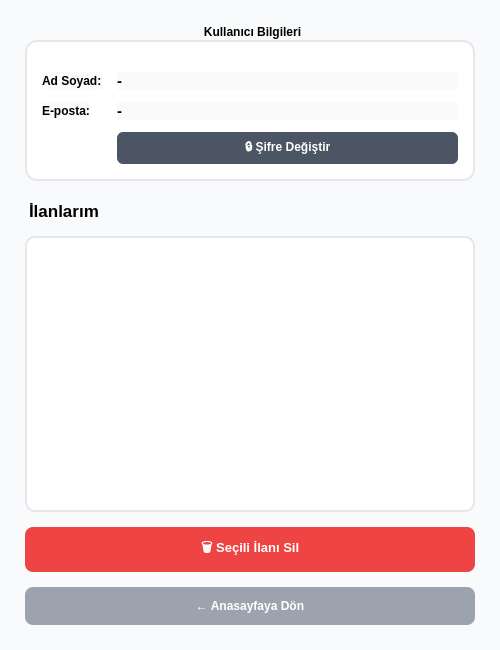
First picture: the form in profil.ui, repository Online-Alim-Satim-Platformu/Online-Alim-Satim-Platformu, before the edit.
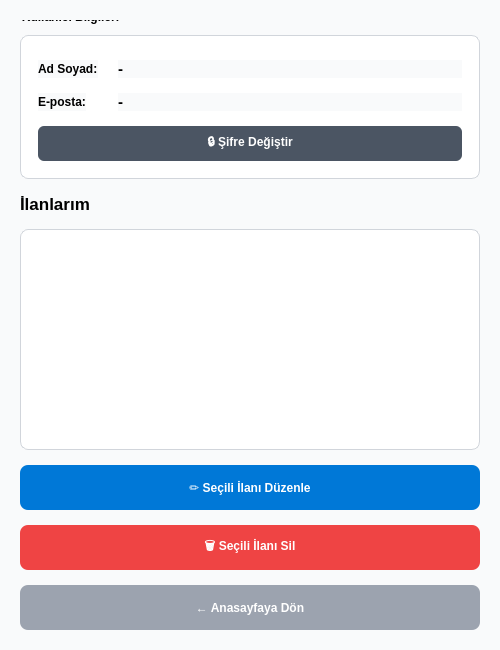
Second picture: the form after the edit.

Patch:
```diff
--- a/profil.ui
+++ b/profil.ui
@@ -16,242 +16,130 @@
   <property name="styleSheet">
    <string notr="true">background-color: #f9fafb;</string>
   </property>
-  <layout class="QVBoxLayout" name="mainLayout">
-   <property name="spacing">
-    <number>15</number>
-   </property>
-   <property name="leftMargin">
-    <number>25</number>
-   </property>
-   <property name="topMargin">
-    <number>25</number>
-   </property>
-   <property name="rightMargin">
-    <number>25</number>
-   </property>
-   <property name="bottomMargin">
-    <number>25</number>
-   </property>
+  <layout class="QVBoxLayout" name="verticalLayout">
+   <property name="spacing"><number>15</number></property>
+   <property name="leftMargin"><number>20</number></property>
+   <property name="topMargin"><number>20</number></property>
+   <property name="rightMargin"><number>20</number></property>
+   <property name="bottomMargin"><number>20</number></property>
    <item>
-    <widget class="QGroupBox" name="groupKullanici">
-     <property name="title">
-      <string>Kullanıcı Bilgileri</string>
-     </property>
-     <property name="styleSheet">
-      <string notr="true">QGroupBox {
-    font-weight: bold;
-    border: 2px solid #e5e7eb;
-    border-radius: 12px;
-    margin-top: 15px;
-    padding-top: 20px;
-    background-color: white;
-    color: #000000;
-}
-QGroupBox::title {
-    subcontrol-origin: margin;
-    subcontrol-position: top center;
-    padding: 0 10px;
-    color: #000000;
-}
-QLabel {
-    color: #000000;
-}</string>
-     </property>
-     <layout class="QFormLayout" name="formLayout">
-      <property name="horizontalSpacing">
-       <number>15</number>
-      </property>
-      <property name="verticalSpacing">
-       <number>12</number>
-      </property>
-      <property name="leftMargin">
-       <number>15</number>
-      </property>
-      <property name="topMargin">
-       <number>10</number>
-      </property>
-      <property name="rightMargin">
-       <number>15</number>
-      </property>
-      <property name="bottomMargin">
-       <number>15</number>
-      </property>
-      <item row="0" column="0">
-       <widget class="QLabel" name="label_1">
-        <property name="font">
-         <font>
-          <bold>true</bold>
-         </font>
-        </property>
-        <property name="text">
-         <string>Ad Soyad:</string>
-        </property>
-        <property name="styleSheet">
-         <string notr="true">color: #000000;</string>
-        </property>
-       </widget>
-      </item>
-      <item row="0" column="1">
-       <widget class="QLabel" name="lblAdSoyad">
-        <property name="styleSheet">
-         <string notr="true">color: #000000; font-size: 11pt; font-weight: bold;</string>
-        </property>
-        <property name="text">
-         <string>-</string>
-        </property>
-       </widget>
-      </item>
-      <item row="1" column="0">
-       <widget class="QLabel" name="label_2">
-        <property name="font">
-         <font>
-          <bold>true</bold>
-         </font>
-        </property>
-        <property name="text">
-         <string>E-posta:</string>
-        </property>
-        <property name="styleSheet">
-         <string notr="true">color: #000000;</string>
-        </property>
-       </widget>
-      </item>
-      <item row="1" column="1">
-       <widget class="QLabel" name="lblEmail">
-        <property name="styleSheet">
-         <string notr="true">color: #000000; font-size: 11pt; font-weight: bold;</string>
-        </property>
-        <property name="text">
-         <string>-</string>
-        </property>
-       </widget>
-      </item>
-      <item row="2" column="1">
-       <widget class="QPushButton" name="btnSifreDegistir">
-        <property name="minimumSize">
-         <size>
-          <width>0</width>
-          <height>32</height>
-         </size>
-        </property>
-        <property name="cursor">
-         <cursorShape>PointingHandCursor</cursorShape>
-        </property>
-        <property name="styleSheet">
-         <string notr="true">QPushButton {
-    background-color: #4B5563;
-    color: white;
-    border-radius: 6px;
-    font-weight: bold;
-    padding: 0 15px;
-}
-QPushButton:hover {
-    background-color: #374151;
-}</string>
-        </property>
-        <property name="text">
-         <string>🔒 Şifre Değiştir</string>
-        </property>
-       </widget>
-      </item>
-     </layout>
-    </widget>
-   </item>
-   <item>
-    <widget class="QLabel" name="lblIlanBaslik">
+    <widget class="QGroupBox" name="groupBox">
      <property name="font">
       <font>
-       <pointsize>13</pointsize>
+       <weight>75</weight>
        <bold>true</bold>
       </font>
      </property>
+     <property name="title">
+      <string>Kullanıcı Bilgileri</string>
+     </property>
+     <property name="alignment">
+      <set>Qt::AlignCenter</set>
+     </property>
      <property name="styleSheet">
-      <string notr="true">color: #000000; margin-top: 5px;</string>
+      <string>QGroupBox { background-color: white; border: 1px solid #d1d5db; border-radius: 8px; margin-top: 15px; }
+QGroupBox::title { subcontrol-origin: margin; top: -10px; color: black; }</string>
      </property>
-     <property name="text">
-      <string>İlanlarım</string>
-     </property>
+     <layout class="QVBoxLayout" name="verticalLayout_2">
+      <property name="spacing"><number>15</number></property>
+      <property name="leftMargin"><number>15</number></property>
+      <property name="topMargin"><number>20</number></property>
+      <property name="rightMargin"><number>15</number></property>
+      <property name="bottomMargin"><number>15</number></property>
+      <item>
+       <layout class="QFormLayout" name="formLayout">
+        <property name="horizontalSpacing"><number>20</number></property>
+        <property name="verticalSpacing"><number>15</number></property>
+        <item row="0" column="0">
+         <widget class="QLabel" name="label">
+          <property name="font"><font><bold>true</bold></font></property>
+          <property name="text"><string>Ad Soyad:</string></property>
+          <property name="styleSheet"><string>color: black;</string></property>
+         </widget>
+        </item>
+        <item row="0" column="1">
+         <widget class="QLabel" name="lblAdSoyad">
+          <property name="font"><font><pointsize>11</pointsize><bold>true</bold></font></property>
+          <property name="text"><string>-</string></property>
+          <property name="styleSheet"><string>color: black;</string></property>
+         </widget>
+        </item>
+        <item row="1" column="0">
+         <widget class="QLabel" name="label_2">
+          <property name="font"><font><bold>true</bold></font></property>
+          <property name="text"><string>E-posta:</string></property>
+          <property name="styleSheet"><string>color: black;</string></property>
+         </widget>
+        </item>
+        <item row="1" column="1">
+         <widget class="QLabel" name="lblEmail">
+          <property name="font"><font><pointsize>11</pointsize><bold>true</bold></font></property>
+          <property name="text"><string>-</string></property>
+          <property name="styleSheet"><string>color: black;</string></property>
+         </widget>
+        </item>
+       </layout>
+      </item>
+      <item>
+       <widget class="QPushButton" name="btnSifreDegistir">
+        <property name="minimumSize"><size><width>0</width><height>35</height></size></property>
+        <property name="font"><font><bold>true</bold></font></property>
+        <property name="text"><string>🔒 Şifre Değiştir</string></property>
+        <property name="styleSheet">
+         <string>QPushButton { background-color: #4b5563; color: white; border-radius: 6px; }
+QPushButton:hover { background-color: #374151; }</string>
+        </property>
+       </widget>
+      </item>
+     </layout>
+    </widget>
+   </item>
+   <item>
+    <widget class="QLabel" name="label_3">
+     <property name="font"><font><pointsize>13</pointsize><bold>true</bold></font></property>
+     <property name="text"><string>İlanlarım</string></property>
+     <property name="styleSheet"><string>color: black;</string></property>
     </widget>
    </item>
    <item>
     <widget class="QListWidget" name="listProfilIlanlar">
      <property name="styleSheet">
-      <string notr="true">QListWidget {
-    background-color: white;
-    border: 2px solid #e5e7eb;
-    border-radius: 10px;
-    padding: 8px;
-    font-size: 11pt;
-    color: #000000;
-}
-QListWidget::item {
-    color: #000000;
-    padding: 10px;
-    border-bottom: 1px solid #f3f4f6;
-}
-QListWidget::item:selected {
-    background-color: #eff6ff;
-    color: #1d4ed8;
-    border-radius: 6px;
-}</string>
+      <string>QListWidget { background-color: white; border: 1px solid #d1d5db; border-radius: 8px; padding: 5px; color: black; font-size: 11pt; }
+QListWidget::item { padding: 15px; border-bottom: 1px solid #f3f4f6; }
+QListWidget::item:selected { background-color: #e0f2fe; color: black; border-radius: 5px; }</string>
+     </property>
+    </widget>
+   </item>
+   <item>
+    <widget class="QPushButton" name="btnIlanDuzenle">
+     <property name="minimumSize"><size><width>0</width><height>45</height></size></property>
+     <property name="font"><font><bold>true</bold></font></property>
+     <property name="text"><string>✏️ Seçili İlanı Düzenle</string></property>
+     <property name="styleSheet">
+      <string>QPushButton { background-color: #0078D7; color: white; border-radius: 8px; }
+QPushButton:hover { background-color: #005a9e; }</string>
      </property>
     </widget>
    </item>
    <item>
     <widget class="QPushButton" name="btnIlanSil">
-     <property name="minimumSize">
-      <size>
-       <width>0</width>
-       <height>45</height>
-      </size>
-     </property>
-     <property name="cursor">
-      <cursorShape>PointingHandCursor</cursorShape>
-     </property>
+     <property name="minimumSize"><size><width>0</width><height>45</height></size></property>
+     <property name="font"><font><bold>true</bold></font></property>
+     <property name="text"><string>🗑️ Seçili İlanı Sil</string></property>
      <property name="styleSheet">
-      <string notr="true">QPushButton {
-    background-color: #ef4444;
-    color: white;
-    font-weight: bold;
-    font-size: 10pt;
-    border-radius: 8px;
-}
-QPushButton:hover {
-    background-color: #dc2626;
-}
-QPushButton:pressed {
-    background-color: #991b1b;
-}</string>
-     </property>
-     <property name="text">
-      <string>🗑 Seçili İlanı Sil</string>
+      <string>QPushButton { background-color: #ef4444; color: white; border-radius: 8px; }
+QPushButton:hover { background-color: #dc2626; }</string>
      </property>
     </widget>
    </item>
    <item>
     <widget class="QPushButton" name="btnGeri">
-     <property name="minimumSize">
-      <size>
-       <width>0</width>
-       <height>38</height>
-      </size>
-     </property>
-     <property name="cursor">
-      <cursorShape>PointingHandCursor</cursorShape>
-     </property>
+     <property name="minimumSize"><size><width>0</width><height>45</height></size></property>
+     <property name="font"><font><bold>true</bold></font></property>
+     <property name="text"><string>← Anasayfaya Dön</string></property>
      <property name="styleSheet">
-      <string notr="true">QPushButton {
-    background-color: #9ca3af;
-    color: white;
-    border-radius: 8px;
-    font-weight: bold;
-}
-QPushButton:hover {
-    background-color: #6b7280;
-}</string>
-     </property>
-     <property name="text">
-      <string>← Anasayfaya Dön</string>
+      <string>QPushButton { background-color: #9ca3af; color: white; border-radius: 8px; }
+QPushButton:hover { background-color: #6b7280; }</string>
      </property>
     </widget>
    </item>
```
Left out of the diff: 2 changed lines with no effect on the pictures.
